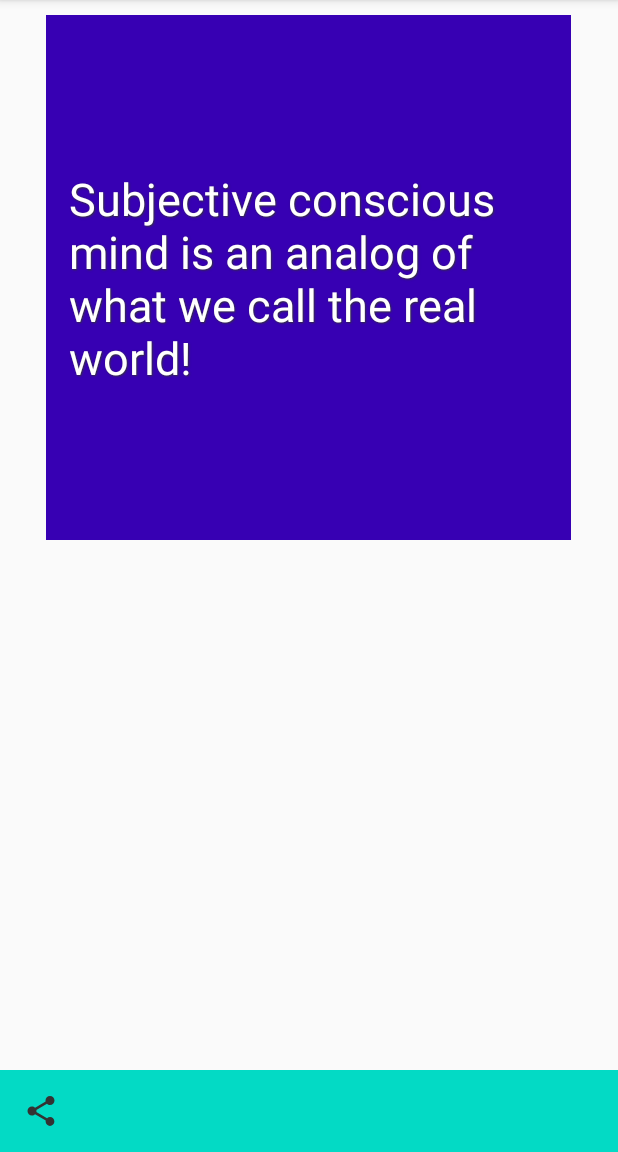
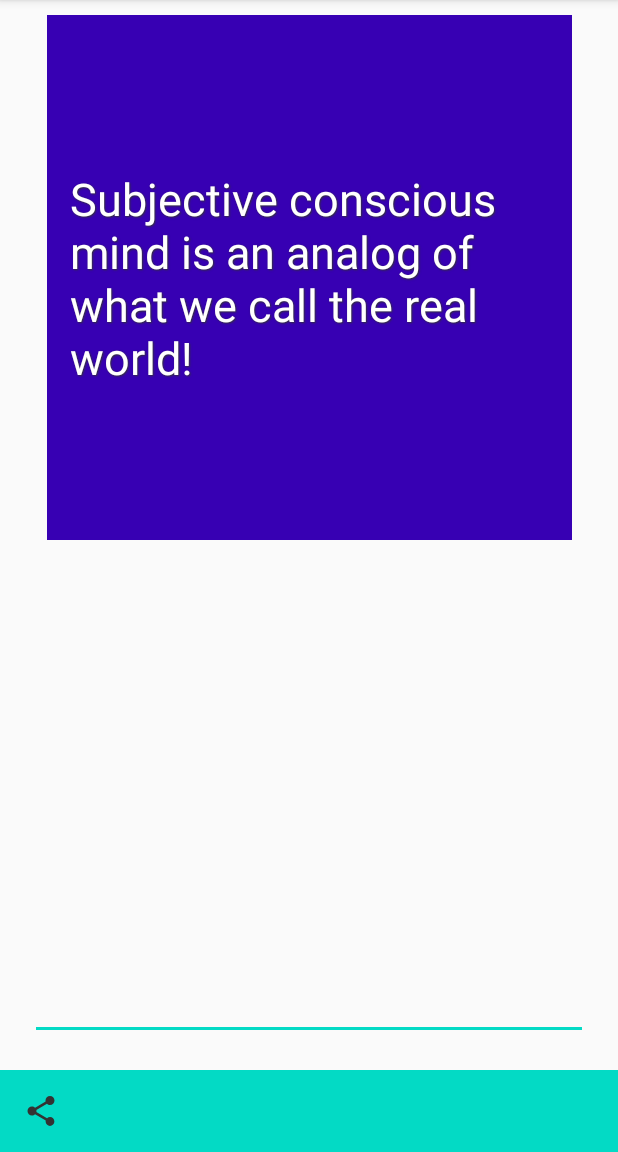
Before and after one commit to jessejohnson/quottable, an Android app: the screen it shows after launch (MainActivity), on a phone screen of 412 x 824 dp, the part 84-1236 px from its top. Run offline under Robolectric (Android 15) with nearby library versions, the phone set to English and light mode, and no system bars.

Commit message:
Add quote editing to layout

```diff
--- a/app/src/main/res/layout/activity_main.xml
+++ b/app/src/main/res/layout/activity_main.xml
@@ -1,5 +1,5 @@
 <?xml version="1.0" encoding="utf-8"?>
-<FrameLayout xmlns:android="http://schemas.android.com/apk/res/android"
+<androidx.constraintlayout.widget.ConstraintLayout xmlns:android="http://schemas.android.com/apk/res/android"
     xmlns:app="http://schemas.android.com/apk/res-auto"
     xmlns:tools="http://schemas.android.com/tools"
     android:layout_width="match_parent"
@@ -12,7 +12,10 @@
         android:layout_height="@dimen/pictureSide"
         android:layout_gravity="center|top"
         android:background="@color/colorPrimary"
-        android:layout_margin="@dimen/marginSmall">
+        android:layout_margin="@dimen/marginSmall"
+        app:layout_constraintTop_toTopOf="parent"
+        app:layout_constraintStart_toStartOf="parent"
+        app:layout_constraintEnd_toEndOf="parent">
         <ImageView
             android:id="@+id/ivBackground"
             android:layout_width="match_parent"
@@ -24,9 +27,10 @@
             app:layout_constraintStart_toStartOf="parent"
             android:contentDescription="@string/quote_content_description" />
         <TextView
+            android:id="@+id/tvQuote"
             android:layout_width="wrap_content"
             android:layout_height="wrap_content"
-            android:text="Subjective conscious mind is an analog of what we call the real world!"
+            android:text="@string/default_quote"
             android:textSize="@dimen/textLarge"
             android:padding="@dimen/paddingSmall"
             android:textColor="@color/white"
@@ -39,17 +43,30 @@
             app:layout_constraintRight_toRightOf="@id/ivBackground"
             app:layout_constraintTop_toTopOf="@id/ivBackground" />
     </androidx.constraintlayout.widget.ConstraintLayout>
+
+    <EditText
+        android:id="@+id/etQuote"
+        android:layout_width="match_parent"
+        android:layout_height="wrap_content"
+        android:layout_margin="@dimen/marginLarge"
+        app:layout_constraintEnd_toEndOf="@id/clImageQuote"
+        app:layout_constraintStart_toStartOf="@id/clImageQuote"
+        app:layout_constraintBottom_toTopOf="@id/llToolbar"/>
+
     <LinearLayout
+        android:id="@+id/llToolbar"
         android:layout_width="match_parent"
         android:layout_height="wrap_content"
         android:orientation="horizontal"
         android:background="@color/colorAccent"
         android:layout_gravity="bottom"
-        android:padding="@dimen/paddingSmall">
+        android:padding="@dimen/paddingSmall"
+        app:layout_constraintBottom_toBottomOf="parent">
         <ImageView
             android:id="@+id/ivShare"
             android:layout_width="wrap_content"
             android:layout_height="wrap_content"
-            android:src="@drawable/ic_share_black"/>
+            android:src="@drawable/ic_share_black"
+            android:contentDescription="@string/share_content_description" />
     </LinearLayout>
-</FrameLayout>
+</androidx.constraintlayout.widget.ConstraintLayout>
--- a/app/src/main/res/values/dimen.xml
+++ b/app/src/main/res/values/dimen.xml
@@ -3,5 +3,6 @@
     <dimen name="pictureSide">350dp</dimen>
     <dimen name="textLarge">30sp</dimen>
     <dimen name="marginSmall">10dp</dimen>
+    <dimen name="marginLarge">20dp</dimen>
     <dimen name="paddingSmall">15dp</dimen>
 </resources>
--- a/app/src/main/res/values/strings.xml
+++ b/app/src/main/res/values/strings.xml
@@ -1,4 +1,6 @@
 <resources>
     <string name="app_name">Quottable</string>
     <string name="quote_content_description">quote</string>
+    <string name="share_content_description">share</string>
+    <string name="default_quote">Subjective conscious mind is an analog of what we call the real world!</string>
 </resources>
```
